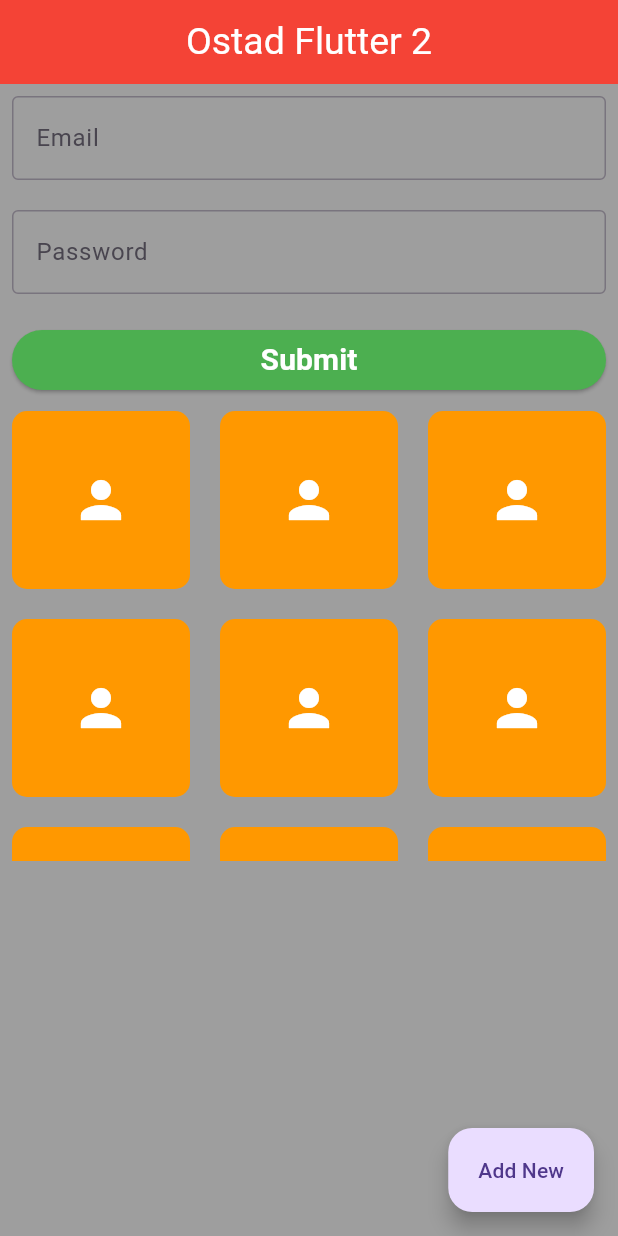
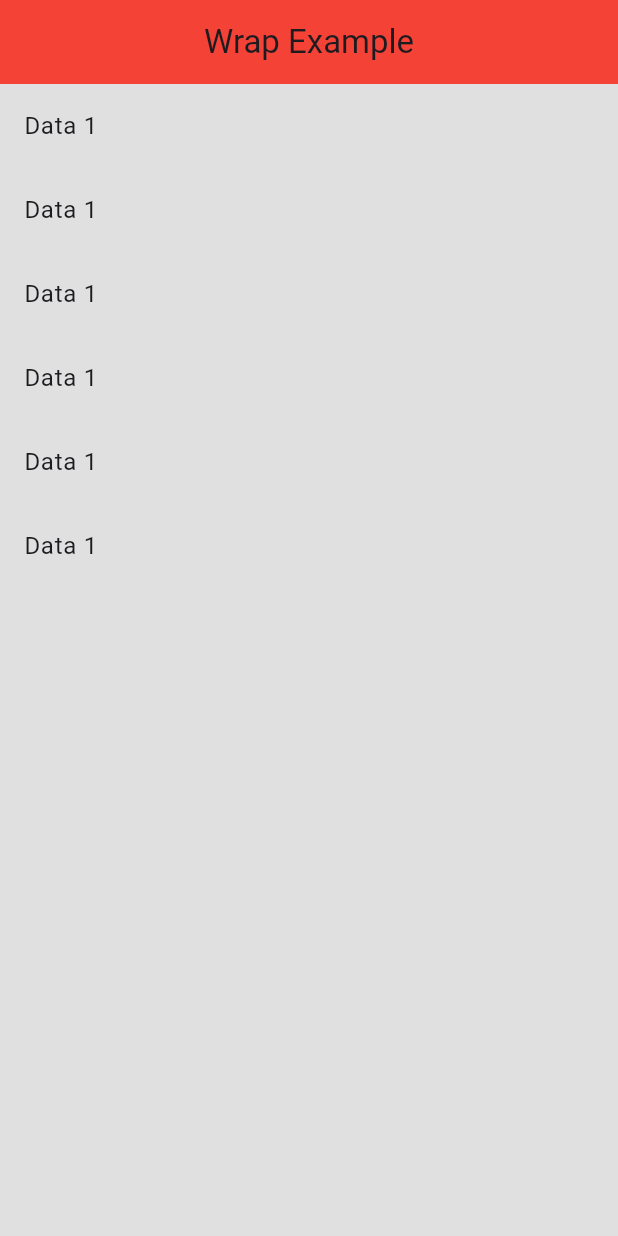
Before and after one commit to santorasu/flutter_module_9, a Flutter app: the screen it shows after launch, on a phone screen of 412 x 824 dp. Run offline on Flutter 3.47's test engine with Material 3 defaults, Android fonts, the phone set to English and light mode, and no system bars.

Commit message:
Wrap practice

```diff
--- a/lib/main.dart
+++ b/lib/main.dart
@@ -1,31 +1,30 @@
 import 'package:flutter/material.dart';
 
-void main (){
-  runApp(myApp());
+import 'module_9_class_1.dart';
+
+void main() {
+  runApp(const MyApp()); // Fixed class name capitalization
 }
 
-class myApp extends StatelessWidget {
-  const myApp({super.key});
+class MyApp extends StatelessWidget {
+  const MyApp({super.key});
 
   @override
   Widget build(BuildContext context) {
     return MaterialApp(
+      debugShowCheckedModeBanner: false,
       theme: ThemeData(
           primaryColor: Colors.red,
-          appBarTheme: AppBarTheme(
+          appBarTheme: const AppBarTheme(
             color: Colors.red,
-            centerTitle: true
+            centerTitle: true,
           ),
-        scaffoldBackgroundColor: Colors.grey,
+          scaffoldBackgroundColor: Colors.grey.shade300,
           elevatedButtonTheme: ElevatedButtonThemeData(
               style: ElevatedButton.styleFrom(
-            backgroundColor: Colors.red,
-            foregroundColor: Colors.white
-          )
-        )
-      ),
-      title: 'Flutter Class 2',
-      home: Home(),
+                  backgroundColor: Colors.red, foregroundColor: Colors.white))),
+      title: 'Module 9 Wrap',
+      home: WrapExample(),
     );
   }
 }
@@ -35,103 +34,119 @@ class Home extends StatelessWidget {
 
   @override
   Widget build(BuildContext context) {
+    final GlobalKey<FormState> formKey = GlobalKey<FormState>(); // Moved key outside build method
 
-    final _formKey = GlobalKey<FormState>();
     return Scaffold(
       appBar: AppBar(
-
-        title: Column(
-          children: [
-            Text("Ostad Flutter 2",style: TextStyle(
-              color: Colors.white,fontSize: 25
-            ),),
-          ],
+        title: const Text(
+          "Ostad Flutter 2",
+          style: TextStyle(color: Colors.white, fontSize: 25),
         ),
-
       ),
-      body: Column(
-        children: [
-          Form(
-              key: _formKey,
+      body: SingleChildScrollView(
         child: Padding(
           padding: const EdgeInsets.all(8.0),
           child: Column(
             children: [
+              Form(
+                key: formKey,
+                child: Column(
+                  children: [
                     TextFormField(
-                  decoration: InputDecoration(
+                      decoration: const InputDecoration(
                         border: OutlineInputBorder(),
                         hintText: "Enter Your Email",
-                    label: Text("Email"),
+                        labelText: "Email",
                       ),
-                  validator: (value){
-                    if(value == null || value.isEmpty){
+                      validator: (value) {
+                        if (value == null || value.isEmpty) {
                           return "Empty email not allowed";
                         }
                         return null;
                       },
                     ),
-                SizedBox(height: 20,),
+                    const SizedBox(height: 20),
                     TextFormField(
                       obscureText: true,
-                  decoration: InputDecoration(
+                      decoration: const InputDecoration(
                         border: OutlineInputBorder(),
                         hintText: "Enter Your Password",
-                    label: Text("Password"),
+                        labelText: "Password",
                       ),
-                  validator: (value){
-                    if(value == null || value.isEmpty || value.length <6){
-                      return "Password must be 6 Character";
+                      validator: (value) {
+                        if (value == null || value.isEmpty || value.length < 6) {
+                          return "Password must be 6 characters";
                         }
                         return null;
                       },
                     ),
-
-                SizedBox(height: 20,),
+                    const SizedBox(height: 20),
                     SizedBox(
                       width: double.infinity,
                       child: ElevatedButton(
                         style: ElevatedButton.styleFrom(
-                        backgroundColor: Colors.green
+                          backgroundColor: Colors.green,
                         ),
-                      onPressed: (){
-                        if(_formKey.currentState!.validate()){
-                            Navigator.push(context,MaterialPageRoute(builder: (context)=>UserInfo()));
+                        onPressed: () {
+                          if (formKey.currentState!.validate()) {
+                            Navigator.push(
+                              context,
+                              MaterialPageRoute(
+                                  builder: (context) => const UserInfo()),
+                            );
                           }
-                    print("Submit");
-                  }, child: Text("Submit",style: TextStyle(
-                    fontSize: 20, color: Colors.white,fontWeight: FontWeight.bold
-                  ),)),
+                        },
+                        child: const Text(
+                          "Submit",
+                          style: TextStyle(
+                              fontSize: 20,
+                              color: Colors.white,
+                              fontWeight: FontWeight.bold),
                         ),
-                SizedBox(height: 10),
+                      ),
+                    ),
+                    const SizedBox(height: 10),
+                  ],
+                ),
+              ),
               SizedBox(
                 height: 300,
-                  child: GridView.builder(gridDelegate: SliverGridDelegateWithFixedCrossAxisCount(crossAxisCount: 3,crossAxisSpacing: 20,mainAxisSpacing: 20),
+                child: GridView.builder(
+                  shrinkWrap: true,
+                  physics: const NeverScrollableScrollPhysics(),
+                  gridDelegate: const SliverGridDelegateWithFixedCrossAxisCount(
+                    crossAxisCount: 3,
+                    crossAxisSpacing: 20,
+                    mainAxisSpacing: 20,
+                  ),
                   itemCount: 9,
-                      itemBuilder: (context,index){
+                  itemBuilder: (context, index) {
                     return Container(
                       decoration: BoxDecoration(
                         color: Colors.orange,
-                           borderRadius: BorderRadius.circular(10)
+                        borderRadius: BorderRadius.circular(10),
                       ),
-                          child: Center(
-                            child: Column(
-                              mainAxisAlignment: MainAxisAlignment.center,
-                              children: [
-                                Icon(Icons.person,size: 40,color: Colors.white,),
+                      child: const Center(
+                        child: Icon(
+                          Icons.person,
+                          size: 40,
+                          color: Colors.white,
+                        ),
+                      ),
+                    );
+                  },
+                ),
+              ),
             ],
           ),
-                          )
-                        );
-                      })
-                )
-              ],
         ),
-          ))
-        ],
       ),
-      floatingActionButton: FloatingActionButton.extended(onPressed: (){
-        print("Floating Action Button");
-      }, label: Text("Add New")),
+      floatingActionButton: FloatingActionButton.extended(
+        onPressed: () {
+          debugPrint("Floating Action Button");
+        },
+        label: const Text("Add New"),
+      ),
     );
   }
 }
@@ -143,17 +158,29 @@ class UserInfo extends StatelessWidget {
   Widget build(BuildContext context) {
     return Scaffold(
       appBar: AppBar(
-
-        title: Text("User Information",style: TextStyle(color: Colors.white,fontWeight: FontWeight.bold,fontSize: 25),),
+        title: const Text(
+          "User Information",
+          style: TextStyle(
+              color: Colors.white, fontWeight: FontWeight.bold, fontSize: 25),
+        ),
       ),
       body: Column(
         children: [
-          ElevatedButton(onPressed: (){
+          ElevatedButton(
+            onPressed: () {
               Navigator.pop(context);
-          }, child: Text("Back")),
-          ElevatedButton(onPressed: (){
-            Navigator.pushReplacement(context,MaterialPageRoute(builder: (context)=>Page1()));
-          }, child: Text("Page 1"))
+            },
+            child: const Text("Back"),
+          ),
+          ElevatedButton(
+            onPressed: () {
+              Navigator.pushReplacement(
+                context,
+                MaterialPageRoute(builder: (context) => const Page1()),
+              );
+            },
+            child: const Text("Page 1"),
+          )
         ],
       ),
     );
@@ -167,13 +194,19 @@ class Page1 extends StatelessWidget {
   Widget build(BuildContext context) {
     return Scaffold(
       appBar: AppBar(
-        title: Text("This is page 1",style: TextStyle(color: Colors.white,fontSize: 25,fontWeight: FontWeight.bold),),
+        title: const Text(
+          "This is page 1",
+          style: TextStyle(color: Colors.white, fontSize: 25, fontWeight: FontWeight.bold),
+        ),
       ),
       body: Column(
         children: [
-          ElevatedButton(onPressed: (){
+          ElevatedButton(
+            onPressed: () {
               Navigator.pop(context);
-          }, child: Text("Back")),
+            },
+            child: const Text("Back"),
+          ),
         ],
       ),
     );
--- /dev/null
+++ b/lib/module_9_class_1.dart
@@ -0,0 +1,40 @@
+import 'package:flutter/material.dart';
+
+class WrapExample extends StatelessWidget {
+  final List<String> categories = ['Fruits', 'Vegetables', 'Dairy', 'Bakery', 'Snacks', 'Beverages'];
+
+  @override
+  Widget build(BuildContext context) {
+    return  Scaffold(
+      appBar: AppBar(
+        title: const Text("Wrap Example"),
+      ),
+      body: Column(
+        children: [
+          Wrap(
+            children: [
+              ListTile(
+                title: Text("Data 1"),
+              ),
+              ListTile(
+                title: Text("Data 1"),
+              ),
+              ListTile(
+                title: Text("Data 1"),
+              ),
+              ListTile(
+                title: Text("Data 1"),
+              ),
+              ListTile(
+                title: Text("Data 1"),
+              ),
+              ListTile(
+                title: Text("Data 1"),
+              ),
+            ],
+          )
+        ],
+      ),
+    );
+  }
+}
```
Lines whose indentation alone changed are shown as unchanged.
